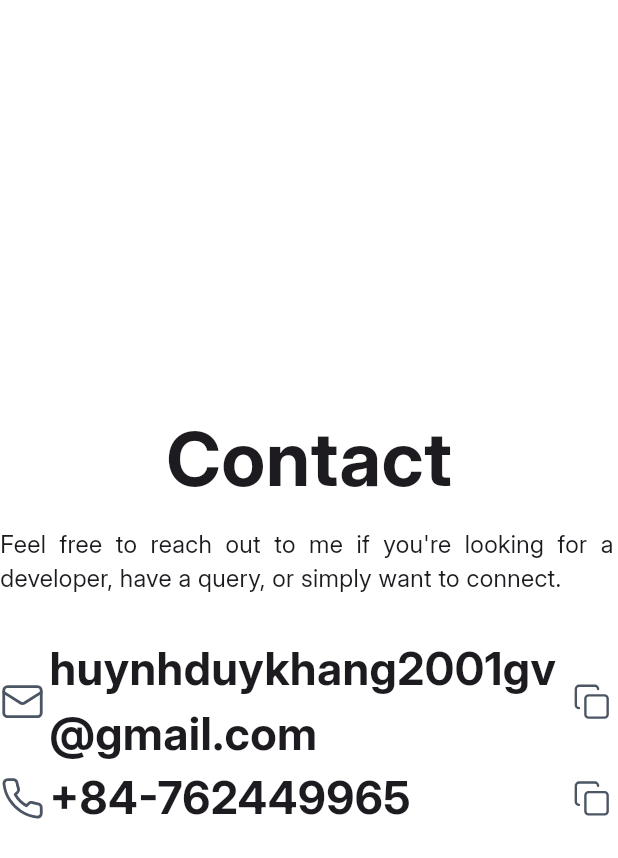
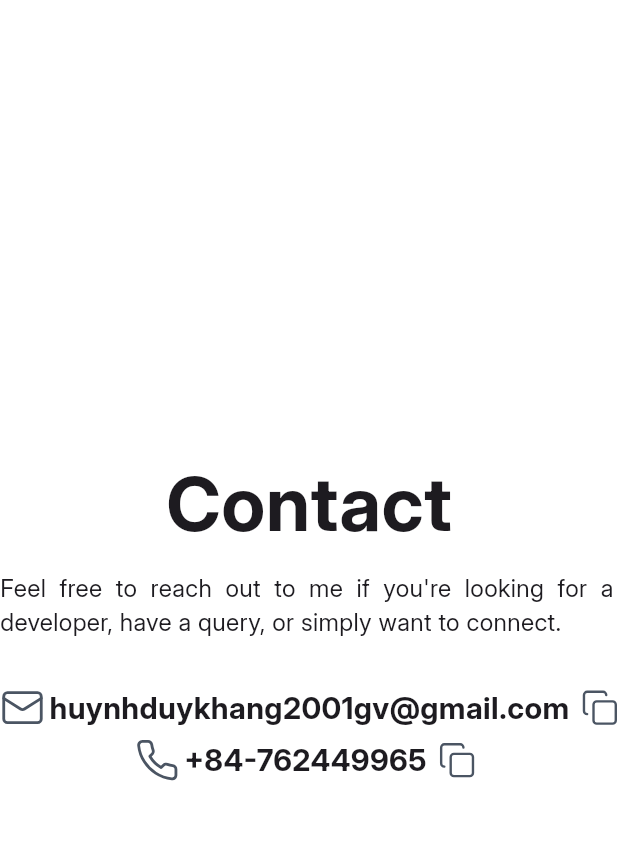
Before and after one commit to DuyKhangIT/Personal-Portfolio, a Flutter app: the ContactPage widget shown alone on an empty page, opened directly, on a phone screen of 412 x 824 dp. Shown: the top 858 px of the screen. Run offline on Flutter 3.47's test engine with Material 3 defaults, Android fonts, the phone set to English and light mode, and no system bars; our stand-ins replace bloc, connectivity_plus, easy_localization, equatable, flutter_bloc, flutter_screenutil and 5 more; missing offline and left inert: dart:html; accounts and stored records are empty; statements that could not run were skipped; project files that could hold a hidden picture were left out.

Commit message:
fix UI contact

```diff
--- a/lib/pages/contact_page.dart
+++ b/lib/pages/contact_page.dart
@@ -43,13 +43,11 @@ class ContactPage extends StatelessWidget {
           width: 30,
           height: 30,
         ),
-        Expanded(
-          child: Padding(
-            padding: EdgeInsets.symmetric(horizontal: 10.w),
-            child: Text(
-              content,
-              style: TextStyleUtils.bold(30),
-            ),
+        Padding(
+          padding: EdgeInsets.symmetric(horizontal: 10.w),
+          child: Text(
+            content,
+            style: TextStyleUtils.bold(20),
           ),
         ),
         InkWell(
```
